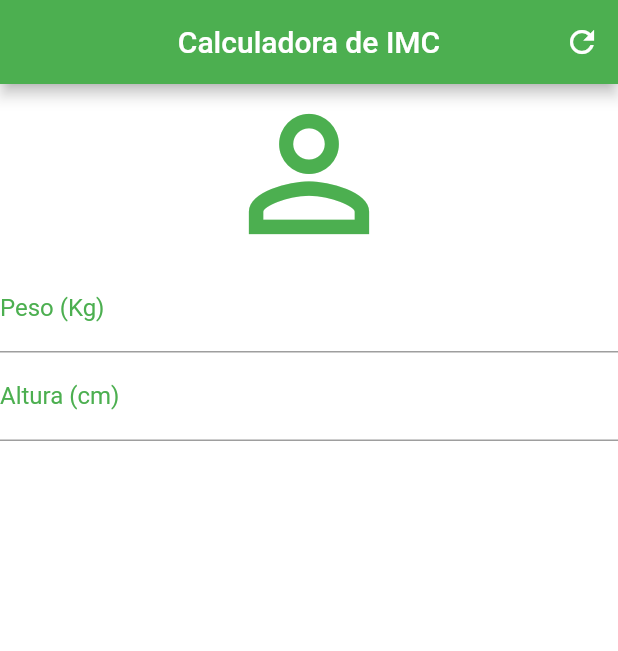
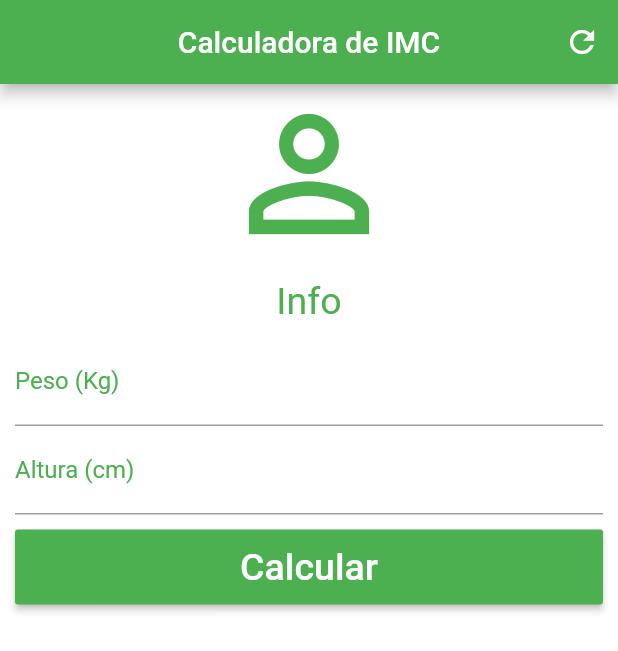
Before and after one commit to leandrorj/calculo-imc, a Flutter app: the screen it shows after launch, on a phone screen of 412 x 824 dp. Shown: the top 651 px of the screen. Run offline on Flutter 3.47's test engine with Material 2 defaults, Android fonts, the phone set to English and light mode, and no system bars.

Commit message:
foi adicionado 1 singleChildScrollView e 1 RaiseButton, e foi adicionado paddings no layout do app

```diff
--- a/lib/main.dart
+++ b/lib/main.dart
@@ -1,6 +1,6 @@
 import 'package:flutter/material.dart';
 
-void main(){
+void main() {
   runApp(MaterialApp(
     home: Home(),
   ));
@@ -22,17 +22,26 @@ class _HomeState extends State<Home> {
         actions: <Widget>[
           IconButton(
             icon: Icon(Icons.refresh),
-            onPressed: (){
-
-            },
+            onPressed: () {},
           )
         ],
       ),
       backgroundColor: Colors.white,
-      body: Column(
+      body: SingleChildScrollView(
+        padding:
+            EdgeInsets.only(left: 10.0, top: 0.0, right: 10.0, bottom: 0.0),
+        child: Column(
           crossAxisAlignment: CrossAxisAlignment.stretch,
           children: <Widget>[
             Icon(Icons.person_outline, size: 120.0, color: Colors.green),
+            Padding(
+              padding: EdgeInsets.only(left: 0.0, top: 10.0, right: 0.0, bottom: 10.0),
+              child: Text(
+                "Info",
+                textAlign: TextAlign.center,
+                style: TextStyle(color: Colors.green, fontSize: 25.0),
+              ),
+            ),
             TextField(
               keyboardType: TextInputType.number,
               decoration: InputDecoration(
@@ -45,7 +54,20 @@ class _HomeState extends State<Home> {
                   labelText: "Altura (cm)",
                   labelStyle: TextStyle(color: Colors.green)),
             ),
+            Container(
+              padding: EdgeInsets.only(left: 0.0, top: 10.0, right: 0.0, bottom: 0.0),
+              height: 60.0,
+              child: RaisedButton(
+                onPressed: () {},
+                child: Text(
+                  "Calcular",
+                  style: TextStyle(color: Colors.white, fontSize: 25.0),
+                ),
+                color: Colors.green,
+              ),
+            ),
           ],
+        ),
       ),
     );
   }
```
Lines whose indentation alone changed are shown as unchanged.
